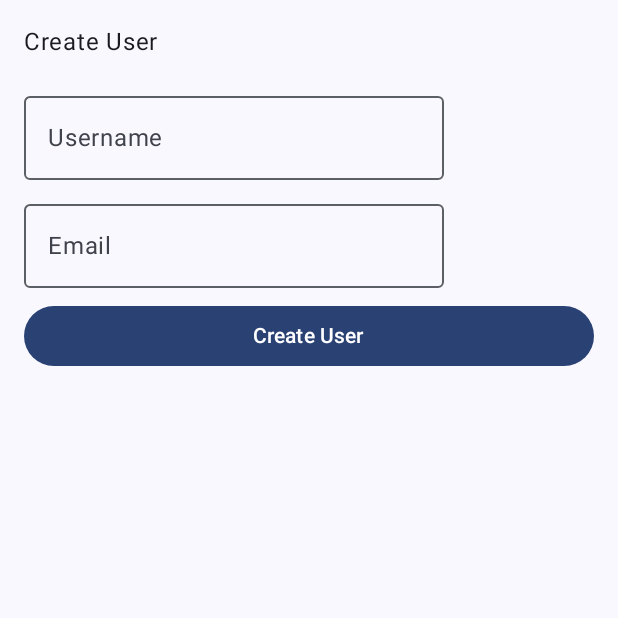
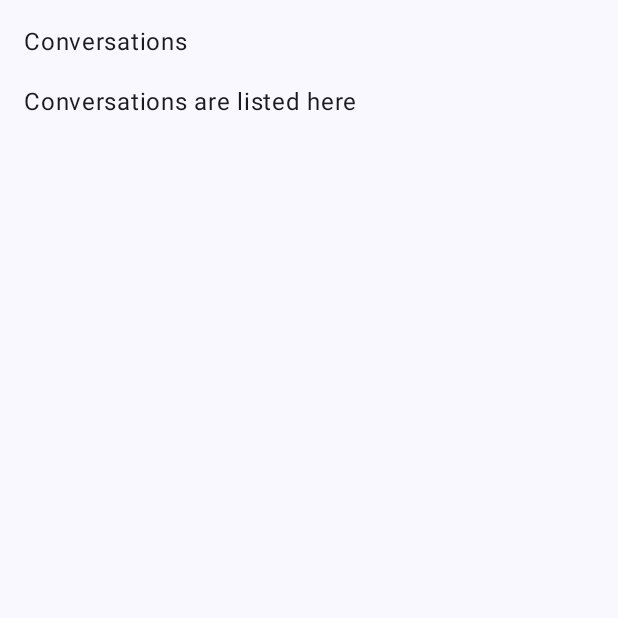
Before and after one commit to dhuff-sc/CSD228Lab2, an Android app built with Jetpack Compose: the screen it shows after launch (MainActivity), after a tap on "Create User", on a phone screen of 412 x 824 dp, the top half of it. Run offline under Robolectric (Android 15) with nearby library versions, the phone set to English and light mode, and no system bars.

Commit message:
organizing code, composable stubs

```diff
--- a/app/src/main/java/com/example/csd228lab2/MainActivity.kt
+++ b/app/src/main/java/com/example/csd228lab2/MainActivity.kt
@@ -6,13 +6,14 @@ import androidx.activity.compose.setContent
 import androidx.compose.foundation.layout.fillMaxSize
 import androidx.compose.material3.MaterialTheme
 import androidx.compose.material3.Surface
-import androidx.compose.material3.Text
 import androidx.compose.runtime.Composable
 import androidx.compose.ui.Modifier
-import androidx.compose.ui.tooling.preview.Preview
 import androidx.navigation.compose.NavHost
 import androidx.navigation.compose.composable
 import androidx.navigation.compose.rememberNavController
+import com.example.csd228lab2.ui.screens.ConvoListScreen
+import com.example.csd228lab2.ui.screens.ConvoScreen
+import com.example.csd228lab2.ui.screens.CreateUserScreen
 import com.example.csd228lab2.ui.theme.CSD228Lab2Theme
 
 class MainActivity : ComponentActivity() {
@@ -24,7 +25,6 @@ class MainActivity : ComponentActivity() {
                     ChatApp()
                 }
             }
-
         }
     }
 }
--- /dev/null
+++ b/app/src/main/java/com/example/csd228lab2/ui/compose/ConversationRow.kt
@@ -0,0 +1 @@
+package com.example.csd228lab2.ui.compose
--- /dev/null
+++ b/app/src/main/java/com/example/csd228lab2/ui/compose/Message.kt
@@ -0,0 +1 @@
+package com.example.csd228lab2.ui.compose
--- a/app/src/main/java/com/example/csd228lab2/ConvoListScreen.kt
+++ b/app/src/main/java/com/example/csd228lab2/ui/screens/ConvoListScreen.kt
@@ -1,18 +1,15 @@
-package com.example.csd228lab2
+package com.example.csd228lab2.ui.screens
 
 import androidx.compose.foundation.layout.Column
 import androidx.compose.foundation.layout.Spacer
 import androidx.compose.foundation.layout.fillMaxSize
 import androidx.compose.foundation.layout.height
 import androidx.compose.foundation.layout.padding
-import androidx.compose.material3.Button
-import androidx.compose.material3.Card
 import androidx.compose.material3.Text
 import androidx.compose.runtime.Composable
 import androidx.compose.ui.Modifier
 import androidx.compose.ui.unit.dp
 import androidx.navigation.NavController
-import com.example.csd228lab2.ui.ConvoListViewModel
 
 @Composable
 fun ConvoListScreen(
--- a/app/src/main/java/com/example/csd228lab2/CreateUserScreen.kt
+++ b/app/src/main/java/com/example/csd228lab2/ui/screens/CreateUserScreen.kt
@@ -1,4 +1,4 @@
-package com.example.csd228lab2
+package com.example.csd228lab2.ui.screens
 
 import androidx.compose.foundation.layout.Column
 import androidx.compose.foundation.layout.Spacer
@@ -19,7 +19,7 @@ import androidx.compose.ui.Modifier
 import androidx.compose.ui.text.input.KeyboardType
 import androidx.compose.ui.unit.dp
 import androidx.navigation.NavController
-import com.example.csd228lab2.ui.CreateUserViewModel
+import com.example.csd228lab2.ui.viewmodels.CreateUserViewModel
 import androidx.lifecycle.viewmodel.compose.viewModel
 
 
@@ -57,7 +57,7 @@ fun CreateUserScreen(
             Button(
                 onClick = {
                     viewModel.createUser(userName, email)
-//                    navController.popBackStack()
+                    navController.navigate("convoList")
                 },
                 modifier = Modifier.fillMaxWidth()
             ) {
--- a/app/src/main/java/com/example/csd228lab2/ui/ConvoListViewModel.kt
+++ b/app/src/main/java/com/example/csd228lab2/ui/viewmodels/ConvoListViewModel.kt
@@ -1,4 +1,4 @@
-package com.example.csd228lab2.ui
+package com.example.csd228lab2.ui.viewmodels
 
 import androidx.lifecycle.ViewModel
 
--- a/app/src/main/java/com/example/csd228lab2/ui/ConvoViewModel.kt
+++ b/app/src/main/java/com/example/csd228lab2/ui/viewmodels/ConvoViewModel.kt
@@ -1,4 +1,4 @@
-package com.example.csd228lab2.ui
+package com.example.csd228lab2.ui.viewmodels
 
 import androidx.lifecycle.ViewModel
 
--- a/app/src/main/java/com/example/csd228lab2/ui/CreateUserViewModel.kt
+++ b/app/src/main/java/com/example/csd228lab2/ui/viewmodels/CreateUserViewModel.kt
@@ -1,4 +1,4 @@
-package com.example.csd228lab2.ui
+package com.example.csd228lab2.ui.viewmodels
 
 import android.util.Log
 import androidx.lifecycle.ViewModel
```
Also changed, not shown: app/src/main/java/com/example/csd228lab2/ui/screens/ConvoScreen.kt (renamed from app/src/main/java/com/example/csd228lab2/ConvoScreen.kt, +1 -6 lines).
